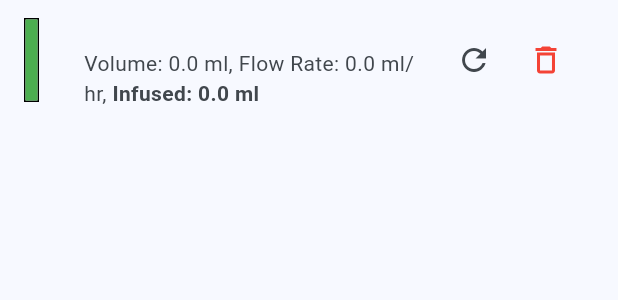
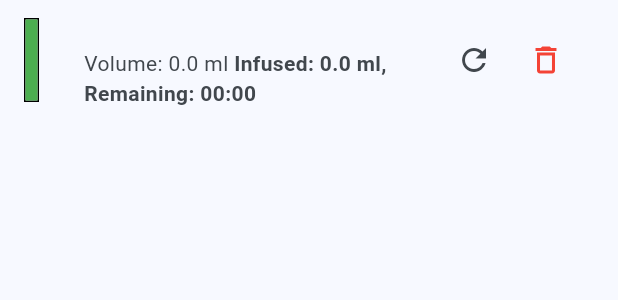
Before and after one commit to MegaByteMark/iv-go, a Flutter app: the InfusionRow widget shown alone on an empty page, opened directly with empty values, on a phone screen of 412 x 824 dp. Shown: the top 300 px of the screen. Run offline on Flutter 3.47's test engine with Material 3 defaults, Android fonts, the phone set to English and light mode, and no system bars; our stand-ins replace gap.

Commit message:
Fix infusion duration calculation and enhance InfusionRow display with remaining time

```diff
--- a/ivgo/lib/utils/infusion_stopwatch_timer.dart
+++ b/ivgo/lib/utils/infusion_stopwatch_timer.dart
@@ -148,7 +148,7 @@ class InfusionStopwatchTimer {
   /// Returns a [Duration] object representing the infusion duration in seconds.
   Duration _computeInfusionDurationInSeconds(double targetVolume) {
     if (targetVolume > 0) {
-      return Duration(seconds: (((targetVolume * dropFactor) / flowRate).ceil()) * 60);
+      return Duration(seconds: (((targetVolume * dropFactor) / flowRate) * 60).toInt());
     }
 
     return Duration(seconds: 0);
--- a/ivgo/lib/widgets/infusion_row.dart
+++ b/ivgo/lib/widgets/infusion_row.dart
@@ -1,4 +1,5 @@
 import 'package:flutter/material.dart';
+import 'package:gap/gap.dart';
 import 'package:ivgo/utils/infusion_stopwatch_timer.dart';
 
 class InfusionRow extends StatelessWidget {
@@ -9,6 +10,9 @@ class InfusionRow extends StatelessWidget {
 
   @override
   Widget build(BuildContext context) {
+    int remainingMinutes = timer.remainingSeconds.inSeconds ~/ 60;
+    int remainingSeconds = timer.remainingSeconds.inSeconds % 60;
+
     return ListTile(
       title: Text(
         timer.title,
@@ -17,9 +21,10 @@ class InfusionRow extends StatelessWidget {
       subtitle: Text.rich(
         TextSpan(
           children: [
-            TextSpan(text: 'Volume: ${timer.volume.toStringAsFixed(1)} ml, Flow Rate: ${timer.flowRate.toStringAsFixed(1)} ml/hr, '),
+            TextSpan(text: 'Volume: ${timer.volume.toStringAsFixed(1)} ml'),
+            TextSpan(text: ' '), // Add space between TextSpans
             TextSpan(
-              text: 'Infused: ${timer.infusedVolume.toStringAsFixed(1)} ml',
+              text: 'Infused: ${timer.infusedVolume.toStringAsFixed(1)} ml, Remaining: ${remainingMinutes.toString().padLeft(2, '0')}:${remainingSeconds.toString().padLeft(2, '0')}',
               style: TextStyle(fontWeight: FontWeight.bold),
             ),
           ],
```
